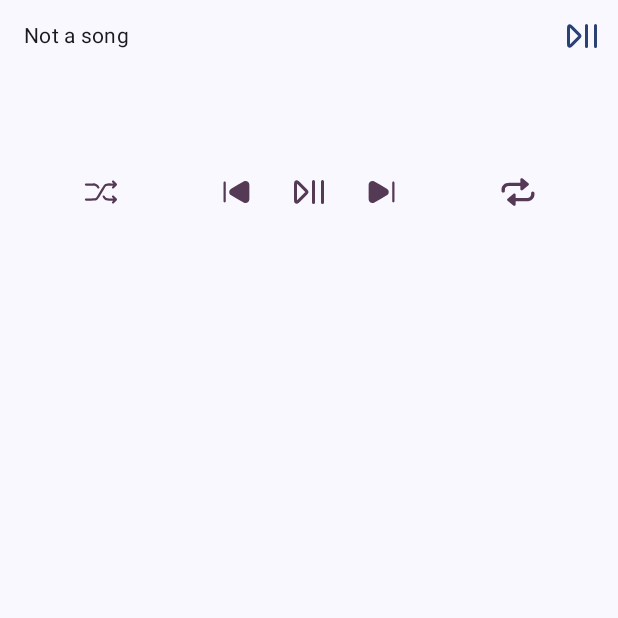
After one commit to yvartpro/dunda, an Android app built with Jetpack Compose: the composable PlayerSheet shown on its own in the app's theme, on a phone screen of 412 x 824 dp, the top half of it. The commit adds this screen. Run offline under Robolectric (Android 15) with nearby library versions, the phone set to English and light mode, and no system bars.

Commit message:
Updated the player sheet in Multi to be using reusable component

```diff
--- a/app/src/main/java/com/yvartpro/dunda/MainActivity.kt
+++ b/app/src/main/java/com/yvartpro/dunda/MainActivity.kt
@@ -17,7 +17,7 @@ import com.yvartpro.dunda.nav.AppNav
 class MainActivity : ComponentActivity() {
 
     private val requestPermissionLauncher =
-        registerForActivityResult(ActivityResultContracts.RequestMultiplePermissions()) { permissions ->
+        registerForActivityResult(ActivityResultContracts.RequestMultiplePermissions()) { _ ->
             // You can check granted permissions here
         }
 
--- a/app/src/main/java/com/yvartpro/dunda/nav/AppNav.kt
+++ b/app/src/main/java/com/yvartpro/dunda/nav/AppNav.kt
@@ -14,7 +14,7 @@ import com.yvartpro.dunda.ui.screen.PlayerScreen
 fun AppNav(viewModel: MusicViewModel) {
     val navController: NavHostController = rememberNavController()
 
-    NavHost(navController = navController, startDestination = "list") {
+    NavHost(navController = navController, startDestination = "player") {
         composable("list") {
             MusicListScreen(
                 navController = navController,
--- /dev/null
+++ b/app/src/main/java/com/yvartpro/dunda/ui/component/PlayerSheet.kt
@@ -0,0 +1,98 @@
+package com.yvartpro.dunda.ui.component
+
+import androidx.compose.foundation.layout.Arrangement
+import androidx.compose.foundation.layout.Column
+import androidx.compose.foundation.layout.Row
+import androidx.compose.foundation.layout.Spacer
+import androidx.compose.foundation.layout.fillMaxWidth
+import androidx.compose.foundation.layout.height
+import androidx.compose.foundation.layout.padding
+import androidx.compose.foundation.layout.size
+import androidx.compose.foundation.layout.width
+import androidx.compose.material3.Icon
+import androidx.compose.material3.IconButton
+import androidx.compose.material3.MaterialTheme
+import androidx.compose.material3.Text
+import androidx.compose.runtime.Composable
+import androidx.compose.runtime.collectAsState
+import androidx.compose.runtime.getValue
+import androidx.compose.ui.Alignment
+import androidx.compose.ui.Modifier
+import androidx.compose.ui.res.painterResource
+import androidx.compose.ui.res.stringResource
+import androidx.compose.ui.text.style.TextOverflow
+import androidx.compose.ui.unit.dp
+import androidx.compose.ui.unit.sp
+import com.yvartpro.dunda.R
+import com.yvartpro.dunda.logic.MusicViewModel
+
+@Composable
+fun PlayerSheet(
+  viewModel: MusicViewModel,
+) {
+
+  val currTrack by viewModel.currentTrack.collectAsState()
+  val shownTrack by viewModel.showTrack.collectAsState()
+  val currentTrack by viewModel.currentTrack.collectAsState()
+  val isPlaying by viewModel.isPlaying.collectAsState()
+
+  Column(
+    verticalArrangement = Arrangement.SpaceBetween
+  ) {
+    Row(
+      modifier = Modifier.fillMaxWidth(),
+      horizontalArrangement = Arrangement.SpaceBetween,
+      verticalAlignment = Alignment.CenterVertically
+    ) {
+      Text(
+        text = shownTrack?.title ?: "Not a song",
+        style = MaterialTheme.typography.bodyMedium,
+        modifier = Modifier.padding(horizontal = 16.dp).fillMaxWidth(0.7f),
+        maxLines = 1,
+        overflow = TextOverflow.Ellipsis,
+
+      )
+
+      IconButton(onClick = { shownTrack?.let { viewModel.playTrack(it) } }) {
+        Icon(
+          painter = if (currentTrack == shownTrack && isPlaying) painterResource(
+                  R.drawable.play_pause
+                  ) else painterResource(R.drawable.play),
+          contentDescription = "Play",
+          tint = MaterialTheme.colorScheme.primary,
+          modifier = Modifier.size(24.dp)
+        )
+      }
+    }
+    Spacer(Modifier.height(32.dp))
+
+    PlayButtons(viewModel)
+    Column(
+      modifier = Modifier
+        .fillMaxWidth(0.6f)
+        .padding(bottom = 16.dp, start = 12.dp)
+    ) {
+      if(currentTrack != shownTrack ) {
+        Row(
+          modifier = Modifier.fillMaxWidth().padding(bottom = 16.dp)
+        ) {
+          val empty = ""
+          Text(
+            text = stringResource(R.string.playing, empty),
+            fontSize = 12.sp,
+            maxLines = 1,
+            color = MaterialTheme.colorScheme.primary,
+          )
+          Spacer(Modifier.width(4.dp))
+          Text(
+            text = currTrack?.title ?: "",
+            fontSize = 12.sp,
+            maxLines = 1,
+            color = MaterialTheme.colorScheme.primary.copy(alpha = 0.5f),
+            overflow = TextOverflow.Ellipsis,
+          )
+        }
+      }
+    }
+  }
+}
```
Also changed, not shown: app/src/main/java/com/yvartpro/dunda/logic/MusicViewModel.kt (+0 -7 lines), app/src/main/java/com/yvartpro/dunda/ui/component/DragableUI.kt (deleted, +0 -194 lines), app/src/main/java/com/yvartpro/dunda/ui/screen/MultiMusicScreen.kt (+9 -7 lines), app/src/main/java/com/yvartpro/dunda/ui/screen/PlayerScreen.kt (+0 -11 lines), 1 other file.
